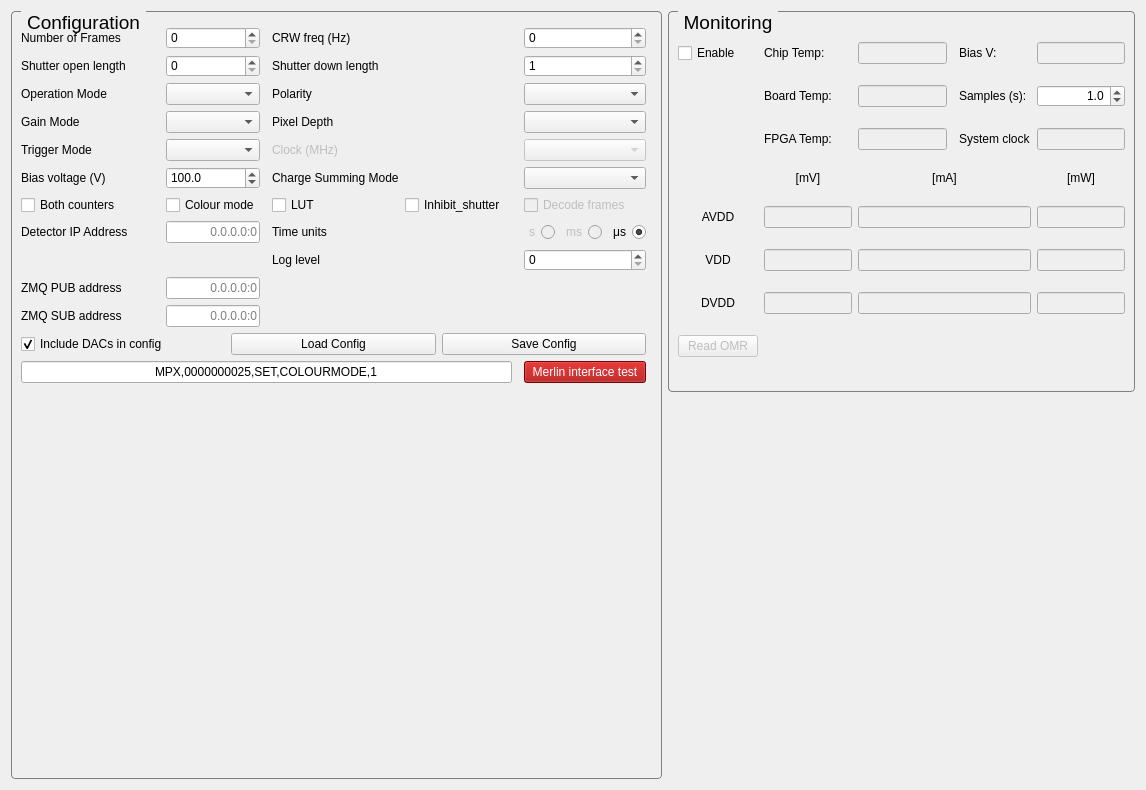
First picture: the form in SpidrMpx3Eq/qcstmconfigmonitoring.ui, repository navrit/dexter, before the edit.
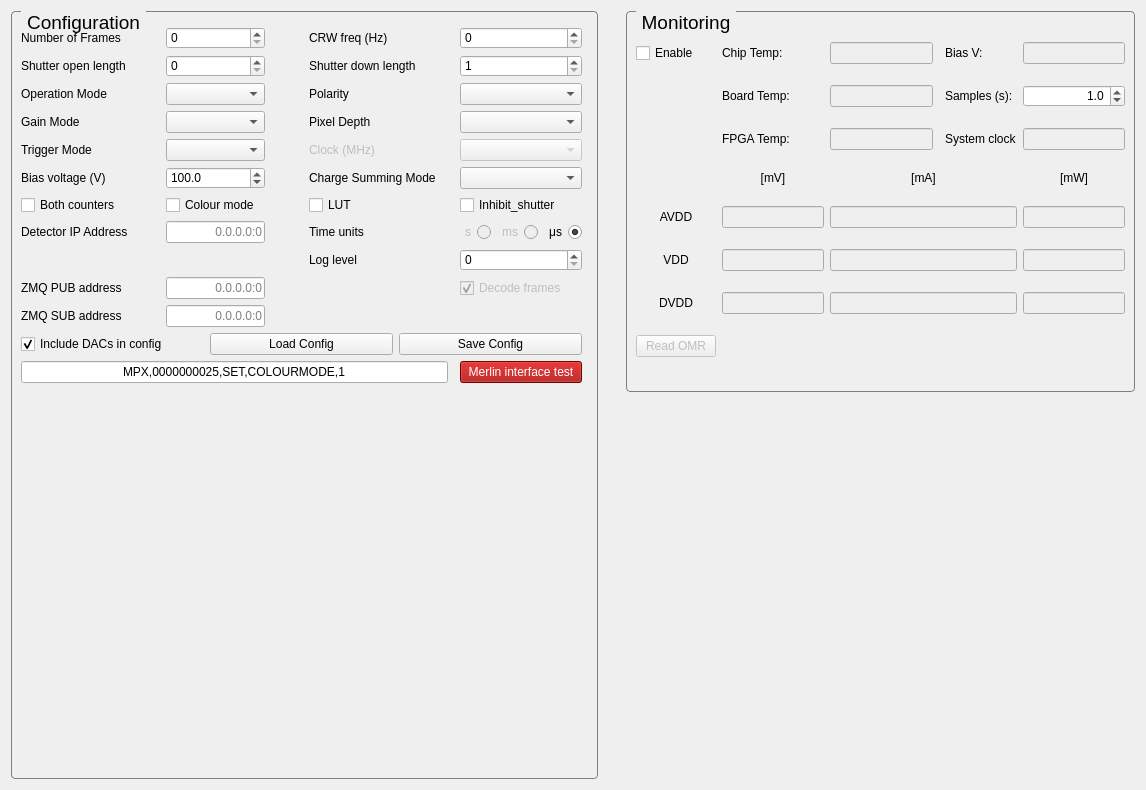
Second picture: the form after the edit.

Commit message: Always hide decode frames, but keep it in the code for debugging

What changed in the file:
```diff
--- a/SpidrMpx3Eq/qcstmconfigmonitoring.ui
+++ b/SpidrMpx3Eq/qcstmconfigmonitoring.ui
@@ -687,19 +687,6 @@
           </item>
          </layout>
         </item>
-        <item row="6" column="9">
-         <widget class="QCheckBox" name="decodeFramesCheckbox">
-          <property name="enabled">
-           <bool>false</bool>
-          </property>
-          <property name="toolTip">
-           <string>There's no reason to ever disable this.</string>
-          </property>
-          <property name="text">
-           <string>Decode frames</string>
-          </property>
-         </widget>
-        </item>
         <item row="11" column="3">
          <widget class="QLineEdit" name="IP_ZMQ_SUB_lineEdit">
           <property name="text">
@@ -825,13 +812,6 @@
           </property>
          </widget>
         </item>
-        <item row="6" column="6">
-         <widget class="QCheckBox" name="inhibitShutterCheckBox">
-          <property name="text">
-           <string>Inhibit_shutter</string>
-          </property>
-         </widget>
-        </item>
         <item row="1" column="5" colspan="2">
          <widget class="QLabel" name="label_17">
           <property name="toolTip">
@@ -994,6 +974,26 @@
           </property>
          </widget>
         </item>
+        <item row="6" column="9">
+         <widget class="QCheckBox" name="inhibitShutterCheckBox">
+          <property name="text">
+           <string>Inhibit_shutter</string>
+          </property>
+         </widget>
+        </item>
+        <item row="10" column="9">
+         <widget class="QCheckBox" name="decodeFramesCheckbox">
+          <property name="enabled">
+           <bool>false</bool>
+          </property>
+          <property name="text">
+           <string>Decode frames</string>
+          </property>
+          <property name="checked">
+           <bool>true</bool>
+          </property>
+         </widget>
+        </item>
        </layout>
        <zorder>label_3</zorder>
        <zorder>operationModeComboBox</zorder>
```
Left out of the diff: 2 changed lines with no effect on the pictures. The commit also changes 4 other files.
